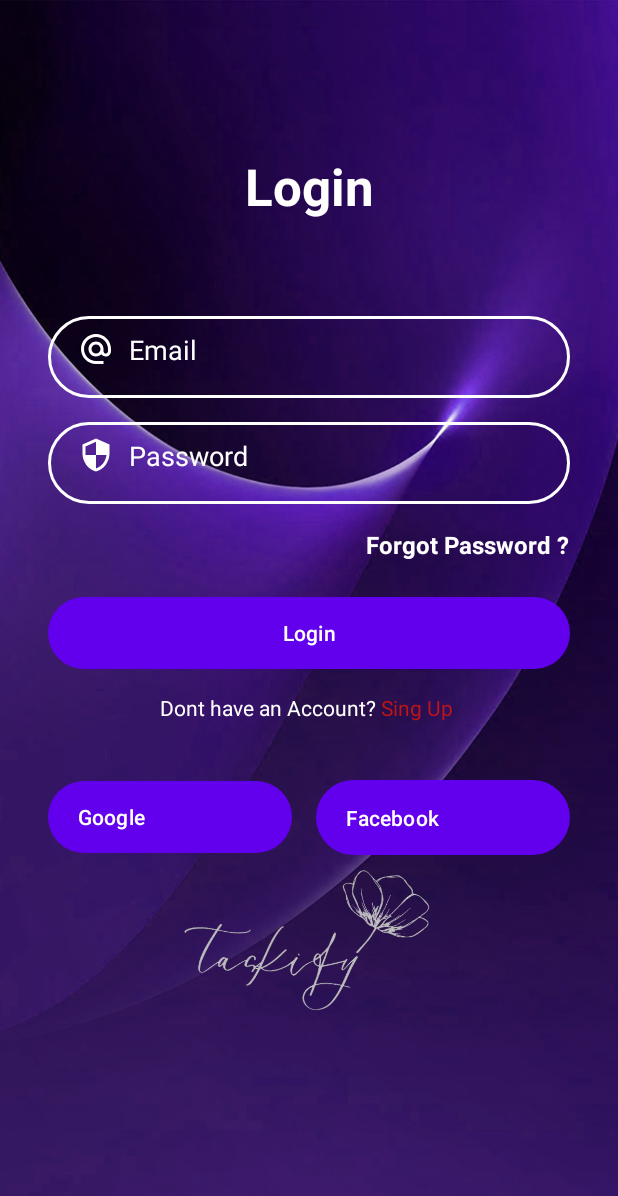
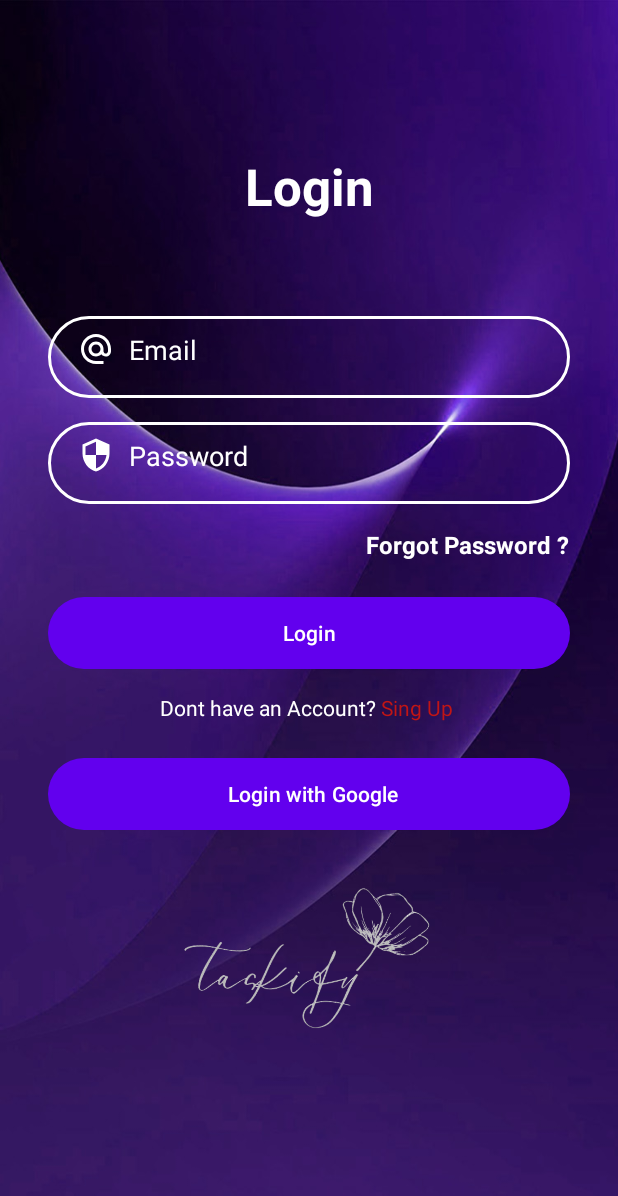
Before and after one commit to Wassila00/app-mobile-to-do-list, an Android app: the screen it shows after launch (LoginActivity), on a phone screen of 412 x 824 dp. Shown: the top 1196 px of the screen. Run offline under Robolectric (Android 15) with nearby library versions, the phone set to English and light mode, and no system bars; libraries missing offline, so code that uses them is left out: com.google.api.client, com.google.api.services.

Commit message:
login just with google

```diff
--- a/app/src/main/res/layout/activity_login.xml
+++ b/app/src/main/res/layout/activity_login.xml
@@ -122,43 +122,24 @@
         android:id="@+id/btnGoogle"
         android:layout_width="0dp"
         android:layout_height="wrap_content"
-        android:layout_marginTop="39dp"
-        android:layout_marginEnd="8dp"
+        android:layout_marginTop="24dp"
         android:background="@drawable/btn_bg"
         android:drawableStart="@drawable/ic_google"
         android:drawablePadding="10dp"
-        android:paddingLeft="20dp"
-        android:text="Google"
+        android:paddingLeft="120dp"
+        android:text="Login with Google"
         android:textAlignment="textStart"
         android:textAllCaps="false"
-        app:layout_constraintEnd_toStartOf="@+id/btnFacebook"
-        app:layout_constraintHorizontal_bias="0.5"
-        app:layout_constraintStart_toStartOf="@+id/linearLayout"
+        app:layout_constraintEnd_toEndOf="@+id/btnlogin"
+        app:layout_constraintHorizontal_bias="0.0"
+        app:layout_constraintStart_toStartOf="@+id/btnlogin"
         app:layout_constraintTop_toBottomOf="@+id/linearLayout" />
-
-    <Button
-        android:id="@+id/btnFacebook"
-        android:layout_width="169dp"
-        android:layout_height="50dp"
-        android:layout_marginStart="8dp"
-        android:background="@drawable/btn_bg"
-        android:drawableStart="@drawable/ic_facebook"
-        android:drawablePadding="10dp"
-        android:paddingLeft="20dp"
-        android:text="Facebook"
-        android:textAlignment="textStart"
-        android:textAllCaps="false"
-        app:layout_constraintBottom_toBottomOf="@+id/btnGoogle"
-        app:layout_constraintEnd_toEndOf="@+id/linearLayout"
-        app:layout_constraintHorizontal_bias="0.5"
-        app:layout_constraintStart_toEndOf="@+id/btnGoogle"
-        app:layout_constraintTop_toTopOf="@+id/btnGoogle" />
 
     <ImageView
         android:id="@+id/imageView"
         android:layout_width="270dp"
         android:layout_height="180dp"
-        android:layout_marginTop="56dp"
+        android:layout_marginTop="68dp"
         android:contentDescription="Logo Taskify"
         app:layout_constraintEnd_toEndOf="parent"
         app:layout_constraintHorizontal_bias="0.496"
```
